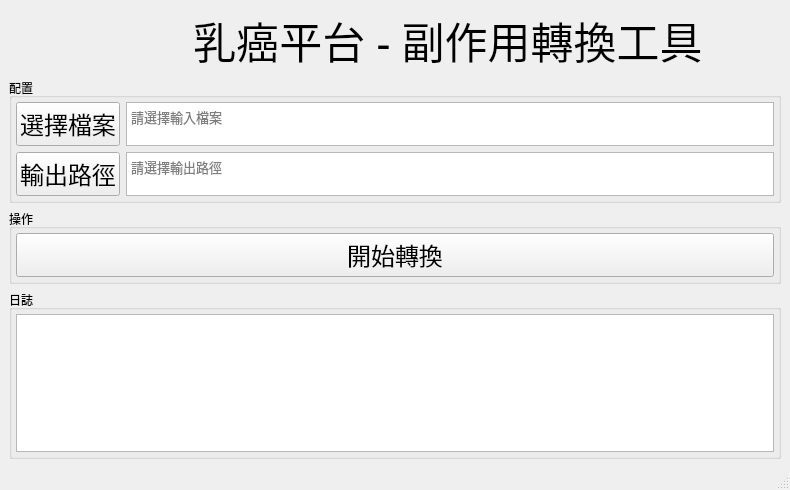
This is app.ui in YuCheng21/kmu-excel-tool as Qt 5 draws it before an edit. The edited form follows.
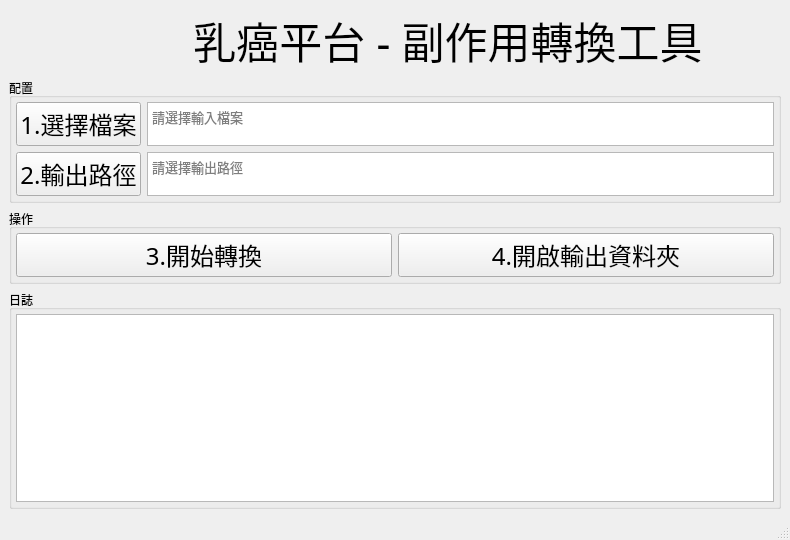
This is the edited form. Icons and pictures are not drawn.

Commit message: add: open_dir #20220707001

What changed in the file:
```diff
--- a/app.ui
+++ b/app.ui
@@ -7,7 +7,7 @@
     <x>0</x>
     <y>0</y>
     <width>790</width>
-    <height>490</height>
+    <height>540</height>
    </rect>
   </property>
   <property name="windowTitle">
@@ -107,7 +107,7 @@
             </font>
            </property>
            <property name="text">
-            <string>選擇檔案</string>
+            <string>1.選擇檔案</string>
            </property>
           </widget>
          </item>
@@ -159,7 +159,10 @@
             <set>QTextEdit::AutoNone</set>
            </property>
            <property name="tabChangesFocus">
-            <bool>true</bool>
+            <bool>false</bool>
+           </property>
+           <property name="lineWrapMode">
+            <enum>QTextEdit::NoWrap</enum>
            </property>
            <property name="readOnly">
             <bool>true</bool>
@@ -188,7 +191,7 @@
             </font>
            </property>
            <property name="text">
-            <string>輸出路徑</string>
+            <string>2.輸出路徑</string>
            </property>
           </widget>
          </item>
@@ -209,6 +212,12 @@
            <property name="verticalScrollBarPolicy">
             <enum>Qt::ScrollBarAlwaysOff</enum>
            </property>
+           <property name="horizontalScrollBarPolicy">
+            <enum>Qt::ScrollBarAlwaysOff</enum>
+           </property>
+           <property name="lineWrapMode">
+            <enum>QTextEdit::NoWrap</enum>
+           </property>
            <property name="readOnly">
             <bool>true</bool>
            </property>
@@ -241,6 +250,8 @@
         <number>4</number>
        </property>
        <item>
+        <layout class="QHBoxLayout" name="horizontalLayout_4">
+         <item>
         <widget class="QPushButton" name="btn_convert">
          <property name="font">
           <font>
@@ -249,9 +260,24 @@
           </font>
          </property>
          <property name="text">
-          <string>開始轉換</string>
-         </property>
-        </widget>
+            <string>3.開始轉換</string>
+           </property>
+          </widget>
+         </item>
+         <item>
+          <widget class="QPushButton" name="btn_open_dir">
+           <property name="font">
+            <font>
+             <family>jf open 粉圓 1.1</family>
+             <pointsize>18</pointsize>
+            </font>
+           </property>
+           <property name="text">
+            <string>4.開啟輸出資料夾</string>
+           </property>
+          </widget>
+         </item>
+        </layout>
        </item>
       </layout>
      </widget>
```
Lines whose indentation alone changed are shown as unchanged. The commit also changes 1 other file.
